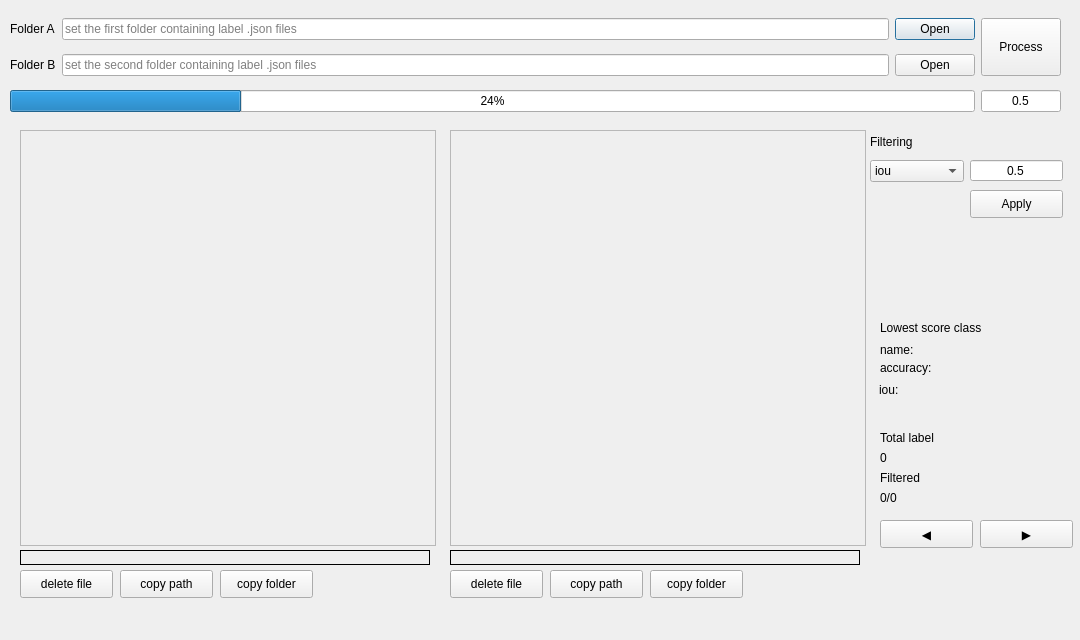
Old version of the form labelme/widgets/label_validation.ui in the repository NetLSS/labelme-customized.
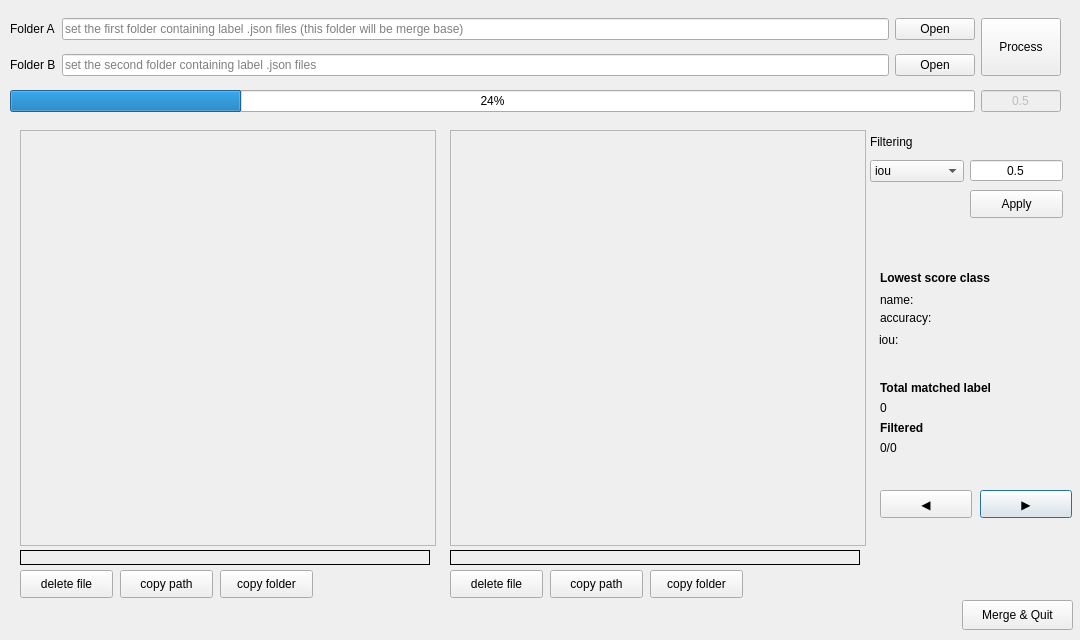
New version of the form.

Commit message: + labelme-tools-label validator update + merge function. + image viewer change + image zoom in/out enable

The edit to the form file:
```diff
--- a/labelme/widgets/label_validation.ui
+++ b/labelme/widgets/label_validation.ui
@@ -2,6 +2,9 @@
 <ui version="4.0">
  <class>Dialog</class>
  <widget class="QDialog" name="Dialog">
+  <property name="enabled">
+   <bool>true</bool>
+  </property>
   <property name="geometry">
    <rect>
     <x>0</x>
@@ -10,6 +13,15 @@
     <height>640</height>
    </rect>
   </property>
+  <property name="sizePolicy">
+   <sizepolicy hsizetype="Preferred" vsizetype="Preferred">
+    <horstretch>0</horstretch>
+    <verstretch>0</verstretch>
+   </sizepolicy>
+  </property>
+  <property name="focusPolicy">
+   <enum>Qt::StrongFocus</enum>
+  </property>
   <property name="windowTitle">
    <string>ATI Label Validator</string>
   </property>
@@ -59,6 +71,9 @@
    </widget>
   </widget>
   <widget class="QScrollArea" name="scrollArea_2">
+   <property name="enabled">
+    <bool>true</bool>
+   </property>
    <property name="geometry">
     <rect>
      <x>450</x>
@@ -125,6 +140,9 @@
       <property name="text">
        <string>Open</string>
       </property>
+      <property name="autoDefault">
+       <bool>false</bool>
+      </property>
      </widget>
     </item>
     <item row="2" column="0" colspan="3">
@@ -139,6 +157,9 @@
       <property name="text">
        <string>Open</string>
       </property>
+      <property name="autoDefault">
+       <bool>false</bool>
+      </property>
      </widget>
     </item>
     <item row="0" column="0">
@@ -161,7 +182,7 @@
        <string/>
       </property>
       <property name="placeholderText">
-       <string>set the first folder containing label .json files</string>
+       <string>set the first folder containing label .json files (this folder will be merge base)</string>
       </property>
      </widget>
     </item>
@@ -176,10 +197,16 @@
       <property name="text">
        <string>Process</string>
       </property>
+      <property name="autoDefault">
+       <bool>false</bool>
+      </property>
      </widget>
     </item>
     <item row="2" column="3">
      <widget class="QLineEdit" name="lineEdit_iouThreshold">
+      <property name="enabled">
+       <bool>false</bool>
+      </property>
       <property name="sizePolicy">
        <sizepolicy hsizetype="Ignored" vsizetype="Fixed">
         <horstretch>0</horstretch>
@@ -264,8 +291,8 @@
    <property name="geometry">
     <rect>
      <x>980</x>
-     <y>520</y>
-     <width>93</width>
+     <y>490</y>
+     <width>92</width>
      <height>28</height>
     </rect>
    </property>
@@ -277,8 +304,8 @@
    <property name="geometry">
     <rect>
      <x>880</x>
-     <y>520</y>
-     <width>93</width>
+     <y>490</y>
+     <width>92</width>
      <height>28</height>
     </rect>
    </property>
@@ -290,7 +317,7 @@
    <property name="geometry">
     <rect>
      <x>880</x>
-     <y>490</y>
+     <y>440</y>
      <width>90</width>
      <height>15</height>
     </rect>
@@ -338,11 +365,17 @@
    <property name="geometry">
     <rect>
      <x>880</x>
-     <y>470</y>
+     <y>420</y>
      <width>64</width>
      <height>15</height>
     </rect>
    </property>
+   <property name="font">
+    <font>
+     <weight>75</weight>
+     <bold>true</bold>
+    </font>
+   </property>
    <property name="text">
     <string>Filtered</string>
    </property>
@@ -351,20 +384,26 @@
    <property name="geometry">
     <rect>
      <x>880</x>
-     <y>430</y>
-     <width>71</width>
+     <y>380</y>
+     <width>150</width>
      <height>16</height>
     </rect>
    </property>
+   <property name="font">
+    <font>
+     <weight>75</weight>
+     <bold>true</bold>
+    </font>
+   </property>
    <property name="text">
-    <string>Total label</string>
+    <string>Total matched label</string>
    </property>
   </widget>
   <widget class="QLabel" name="label_total_index">
    <property name="geometry">
     <rect>
      <x>880</x>
-     <y>450</y>
+     <y>400</y>
      <width>64</width>
      <height>15</height>
     </rect>
@@ -377,11 +416,17 @@
    <property name="geometry">
     <rect>
      <x>880</x>
-     <y>320</y>
+     <y>270</y>
      <width>150</width>
      <height>16</height>
     </rect>
    </property>
+   <property name="font">
+    <font>
+     <weight>75</weight>
+     <bold>true</bold>
+    </font>
+   </property>
    <property name="text">
     <string>Lowest score class</string>
    </property>
@@ -390,7 +435,7 @@
    <property name="geometry">
     <rect>
      <x>880</x>
-     <y>340</y>
+     <y>290</y>
      <width>50</width>
      <height>20</height>
     </rect>
@@ -399,11 +444,11 @@
     <string>name: </string>
    </property>
   </widget>
-  <widget class="QLabel" name="label_8">
+  <widget class="QLabel" name="label_accuraacy">
    <property name="geometry">
     <rect>
      <x>880</x>
-     <y>360</y>
+     <y>310</y>
      <width>70</width>
      <height>16</height>
     </rect>
@@ -412,11 +457,11 @@
     <string>accuracy:</string>
    </property>
   </widget>
-  <widget class="QLabel" name="label_9">
+  <widget class="QLabel" name="label_iou">
    <property name="geometry">
     <rect>
      <x>879</x>
-     <y>380</y>
+     <y>330</y>
      <width>61</width>
      <height>20</height>
     </rect>
@@ -429,11 +474,17 @@
    <property name="geometry">
     <rect>
      <x>950</x>
-     <y>340</y>
+     <y>290</y>
      <width>130</width>
      <height>20</height>
     </rect>
    </property>
+   <property name="font">
+    <font>
+     <weight>50</weight>
+     <bold>false</bold>
+    </font>
+   </property>
    <property name="text">
     <string/>
    </property>
@@ -442,7 +493,7 @@
    <property name="geometry">
     <rect>
      <x>950</x>
-     <y>360</y>
+     <y>310</y>
      <width>130</width>
      <height>20</height>
     </rect>
@@ -455,7 +506,7 @@
    <property name="geometry">
     <rect>
      <x>950</x>
-     <y>380</y>
+     <y>330</y>
      <width>130</width>
      <height>20</height>
     </rect>
@@ -498,6 +549,9 @@
    <property name="autoRepeat">
     <bool>false</bool>
    </property>
+   <property name="autoDefault">
+    <bool>false</bool>
+   </property>
   </widget>
   <widget class="QPushButton" name="pushButton_deleteB">
    <property name="geometry">
@@ -511,6 +565,9 @@
    <property name="text">
     <string>delete file</string>
    </property>
+   <property name="autoDefault">
+    <bool>false</bool>
+   </property>
   </widget>
   <widget class="QPushButton" name="pushButton_copyPathA">
    <property name="geometry">
@@ -524,6 +581,9 @@
    <property name="text">
     <string>copy path</string>
    </property>
+   <property name="autoDefault">
+    <bool>false</bool>
+   </property>
   </widget>
   <widget class="QPushButton" name="pushButton_copyPathB">
    <property name="geometry">
@@ -537,6 +597,9 @@
    <property name="text">
     <string>copy path</string>
    </property>
+   <property name="autoDefault">
+    <bool>false</bool>
+   </property>
   </widget>
   <widget class="QPushButton" name="pushButton_copyFolderA">
    <property name="geometry">
@@ -550,6 +613,9 @@
    <property name="text">
     <string>copy folder</string>
    </property>
+   <property name="autoDefault">
+    <bool>false</bool>
+   </property>
   </widget>
   <widget class="QPushButton" name="pushButton_copyFolderB">
    <property name="geometry">
@@ -563,6 +629,25 @@
    <property name="text">
     <string>copy folder</string>
    </property>
+   <property name="autoDefault">
+    <bool>false</bool>
+   </property>
+  </widget>
+  <widget class="QPushButton" name="pushButton_merge_quit">
+   <property name="geometry">
+    <rect>
+     <x>962</x>
+     <y>600</y>
+     <width>111</width>
+     <height>30</height>
+    </rect>
+   </property>
+   <property name="text">
+    <string>Merge &amp;&amp; Quit</string>
+   </property>
+   <property name="autoDefault">
+    <bool>false</bool>
+   </property>
   </widget>
  </widget>
  <resources/>
```
Left out of the diff: 22 changed lines with no effect on the pictures. The commit also changes 3 other files.
